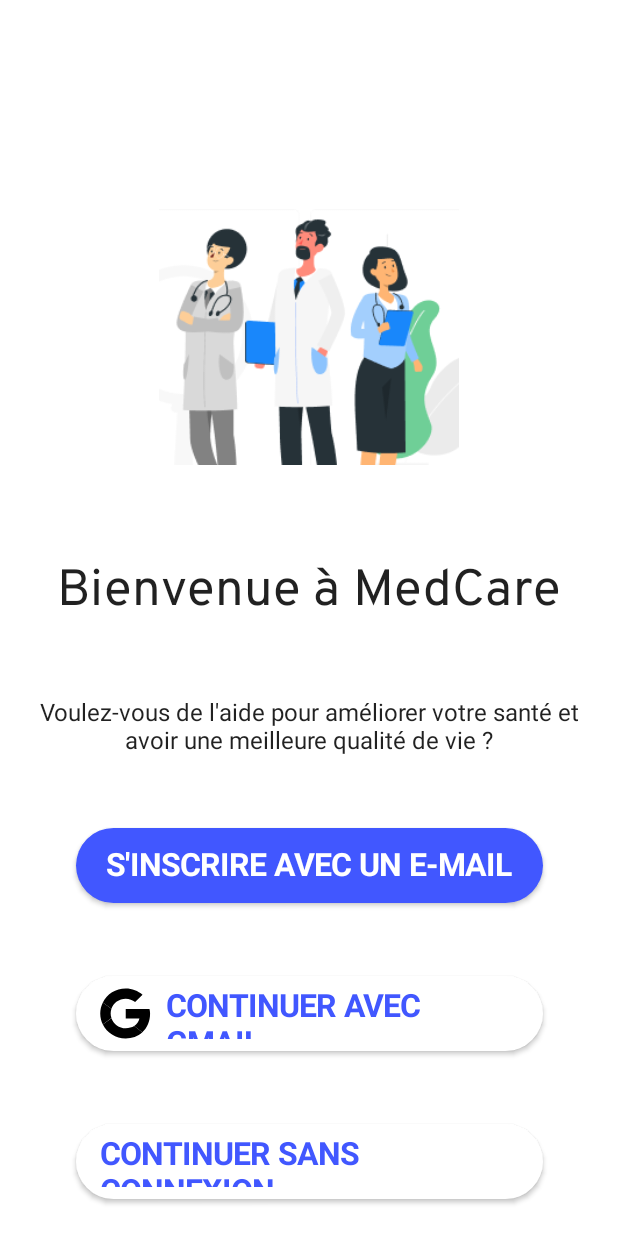
After one commit to Ayoubbooob/MedCare, an Android app built with Jetpack Compose: the composable AuthScreen shown on its own in the app's theme, on a phone screen of 412 x 824 dp. The commit adds this screen. Run offline under Robolectric (Android 15) with nearby library versions, the phone set to English and light mode, and no system bars; Roboto replaces fonts that are not available here.

Commit message:
my commit

```diff
--- /dev/null
+++ b/app/src/main/java/com/bosseurs/medcare/ui/screens/auth/AuthScreen.kt
@@ -0,0 +1,63 @@
+package com.bosseurs.medcare.ui.screens.auth
+
+import androidx.compose.foundation.Image
+import androidx.compose.foundation.layout.*
+import androidx.compose.material.MaterialTheme
+import androidx.compose.material.Text
+import androidx.compose.runtime.Composable
+import androidx.compose.ui.Alignment
+import androidx.compose.ui.Modifier
+import androidx.compose.ui.layout.ContentScale
+import androidx.compose.ui.res.painterResource
+import androidx.compose.ui.res.stringResource
+import androidx.compose.ui.text.style.TextAlign
+import androidx.compose.ui.tooling.preview.Preview
+import androidx.compose.ui.unit.dp
+import com.bosseurs.medcare.R
+import com.bosseurs.medcare.ui.shared.CustomButton
+import com.bosseurs.medcare.ui.shared.CustomButtonIcons
+import com.bosseurs.medcare.ui.theme.BlueButtonColor
+import com.bosseurs.medcare.ui.theme.TextForBlueButtonColor
+import com.bosseurs.medcare.ui.theme.TextForWhiteButtonColor
+import com.bosseurs.medcare.ui.theme.WhiteButtonColor
+
+@Composable
+fun AuthScreen(modifier: Modifier = Modifier) {
+    val image = painterResource(R.drawable.welcome_img )
+    Column(
+        modifier = modifier
+            .fillMaxSize()
+            .padding(top = 100.dp),
+        verticalArrangement = Arrangement.SpaceAround,
+        horizontalAlignment = Alignment.CenterHorizontally
+    ) {
+        val icon = painterResource(id = R.drawable.google_logo_icon)
+        Image(
+            painter = image,
+            contentDescription = "welcome image",
+            contentScale = ContentScale.Fit,
+            modifier = modifier
+                .size(200.dp)
+        )
+        Text(text = stringResource(R.string.message_bienvenue), style = MaterialTheme.typography.h4)
+        Text(text = stringResource(R.string.sous_message_bienvenue),
+            textAlign = TextAlign.Center,
+            modifier = Modifier.padding(horizontal = 20.dp)
+        )
+        CustomButton(textId = R.string.register_email, color = BlueButtonColor, textColor = TextForBlueButtonColor,
+            onClick = { /*TODO*/ }
+        )
+        CustomButtonIcons(textId = R.string.register_gmail, icon = icon, color = WhiteButtonColor, textColor = TextForWhiteButtonColor,
+            onClick = { /*TODO*/ }
+        )
+        CustomButton(textId = R.string.continue_without_connexion, color = WhiteButtonColor, textColor = TextForWhiteButtonColor,
+            onClick = { /*TODO*/ }
+        )
+    }
+}
+
+@Preview(showBackground = true, showSystemUi = true)
+@Composable
+fun AuthScreenPreview() {
+    AuthScreen()
+}
--- a/app/src/main/java/com/bosseurs/medcare/ui/shared/CustomButton.kt
+++ b/app/src/main/java/com/bosseurs/medcare/ui/shared/CustomButton.kt
@@ -1,13 +1,12 @@
 package com.bosseurs.medcare.ui.shared
+import androidx.compose.foundation.layout.padding
 import com.bosseurs.medcare.R
 import androidx.compose.foundation.layout.size
-import androidx.compose.material.Button
-import androidx.compose.material.ButtonDefaults
-import androidx.compose.material.MaterialTheme
-import androidx.compose.material.Text
+import androidx.compose.material.*
 import androidx.compose.runtime.Composable
 import androidx.compose.ui.Modifier
 import androidx.compose.ui.graphics.Color
+import androidx.compose.ui.graphics.painter.Painter
 import androidx.compose.ui.res.stringResource
 import androidx.compose.ui.tooling.preview.Preview
 import androidx.compose.ui.unit.dp
@@ -37,6 +36,33 @@ fun CustomButton(
 
 }
 
+@Composable
+fun CustomButtonIcons(
+    textId : Int,
+    icon: Painter,
+    onClick : () -> Unit,
+    color : Color,
+    textColor : Color
+){
+    Button(onClick = onClick,
+        colors = ButtonDefaults.buttonColors(backgroundColor = color),
+        shape = CustomShape.large,
+        modifier = Modifier.size(width = 311.dp,height = 50.dp)
+    ) {
+        Icon(
+            painter = icon ,
+            contentDescription = "icon",
+            modifier = Modifier.padding(end=10.dp)
+        )
+        Text(
+            text = stringResource(textId) , color = textColor,
+            style = MaterialTheme.typography.button
+        )
+
+    }
+
+}
+
 @Preview(showBackground = true)
 @Composable
 fun CustomButtonPreview(){
--- a/app/src/main/java/com/bosseurs/medcare/ui/shared/SearchBar.kt
+++ b/app/src/main/java/com/bosseurs/medcare/ui/shared/SearchBar.kt
@@ -29,7 +29,7 @@ fun SearchBare(CustumText : String ) {
         mutableStateOf("")
     }
     Row(modifier = Modifier
-        .fillMaxWidth(fraction = 0.8f)) {
+        .fillMaxWidth(fraction = 1f)) {
         TextField(value = query.value ,
             onValueChange ={
                 query.value = it
@@ -42,7 +42,7 @@ fun SearchBare(CustumText : String ) {
                 color = Color(red = 9, blue = 15, green = 71, alpha = 45)
             ) } ,
             modifier = Modifier
-                .fillMaxWidth(fraction = 0.8f)
+                .fillMaxWidth(fraction = 1f)
                 .clip(CircleShape) ,
             leadingIcon = {
                 Icon(imageVector = Icons.Filled.Search, contentDescription = "this is the image lead icon" )
--- /dev/null
+++ b/app/src/main/res/drawable-nodpi/google_logo_icon.xml
@@ -0,0 +1,18 @@
+<vector xmlns:android="http://schemas.android.com/apk/res/android"
+    android:width="1024dp"
+    android:height="1024dp"
+    android:viewportWidth="1024"
+    android:viewportHeight="1024">
+  <path
+      android:pathData="M214.1,512c0,-32.5 5.5,-63.7 15.4,-92.9L57.2,290.2A491.9,491.9 0,0 0,4.7 512c0,79.7 18.9,154.9 52.4,221.6l172.2,-129.1A290.6,290.6 0,0 1,214.1 512"
+      android:fillColor="#FBBC05"/>
+  <path
+      android:pathData="M516.7,216.2c72.1,0 137.3,25 188.5,66L854.1,136.5C763.3,59.2 647,11.4 516.7,11.4c-202.3,0 -376.2,113.3 -459.5,278.8l172.4,128.9c39.7,-118 152.8,-202.9 287.1,-202.9"
+      android:fillColor="#EA4335"/>
+  <path
+      android:pathData="M516.7,807.8c-134.4,0 -247.5,-84.9 -287.2,-202.9l-172.3,128.9c83.2,165.5 257.2,278.8 459.5,278.8 124.8,0 244.1,-43.4 333.6,-124.8l-163.6,-123.8c-46.1,28.5 -104.2,43.8 -170,43.8"
+      android:fillColor="#34A853"/>
+  <path
+      android:pathData="M1005.4,512c0,-29.6 -4.7,-61.4 -11.6,-91H516.7V614.4h274.6c-13.7,66 -51.1,116.7 -104.5,149.6l163.5,123.8c94,-85.4 155.1,-212.7 155.1,-375.9"
+      android:fillColor="#4285F4"/>
+</vector>
--- a/app/src/main/res/values/strings.xml
+++ b/app/src/main/res/values/strings.xml
@@ -21,4 +21,21 @@
     <string name="pass_field">Password</string>
     <string name="mobile_number_field">Mobile Number</string>
     <string name="login_txt">Already have account? Login</string>
+
+    <string name="Choose_language">Choisissez la langue</string>
+    <string name="language_1">French</string>
+    <string name="language_2">Arabic</string>
+    <string name="language_3">English</string>
+    <string name="continue_label">CONTINUE</string>
+    <string name="register_email">S\'INSCRIRE AVEC UN E-MAIL</string>
+    <string name="register_gmail">CONTINUER AVEC GMAIL</string>
+    <string name="continue_without_connexion">CONTINUER SANS CONNEXION</string>
+    <string name="message_bienvenue">Bienvenue à MedCare</string>
+    <string name="sous_message_bienvenue">Voulez-vous de l\'aide pour améliorer votre santé et avoir une meilleure qualité de vie ?</string>
+    <string name="phone_verified">Phone Number Verified</string>
+    <string name="phone_verified_details">Congratulations, your phone number has been verified. You can start using the app</string>
+    <string name="cat_principale">Catégories Principales</string>
+    <string name="greeting_homescreen">Bonjour Oumar</string>
+    <string name="welcome_homescreen">Bienvenue sur MedCare</string>
+    <string name="search_bar_text">Recherchez un élement</string>
 </resources>
```
Also changed, not shown: app/src/main/java/com/bosseurs/medcare/ui/screens/auth/PhoneVerified.kt (added, +74 -0 lines), app/src/main/java/com/bosseurs/medcare/ui/screens/launch/LanguageScreen.kt (added, +76 -0 lines), app/src/main/java/com/bosseurs/medcare/ui/screens/launch/LaunchScreen.kt (added, +40 -0 lines), app/src/main/java/com/bosseurs/medcare/ui/screens/main/HomeScreen.kt (added, +172 -0 lines), app/src/main/res/drawable-nodpi/card_img1.png (added), app/src/main/res/drawable-nodpi/card_img2.png (added), app/src/main/res/drawable-nodpi/flag_ar.png (added), app/src/main/res/drawable-nodpi/flag_en.png (added), app/src/main/res/drawable-nodpi/flag_fr.png (added), app/src/main/res/drawable-nodpi/google_logo_img.png (added), app/src/main/res/drawable-nodpi/google_logo_img2.png (added), app/src/main/res/drawable-nodpi/logo.png (added), app/src/main/res/drawable-nodpi/profil_image.png (added), app/src/main/res/drawable-nodpi/tick_icon.png (added), 1 more files.
